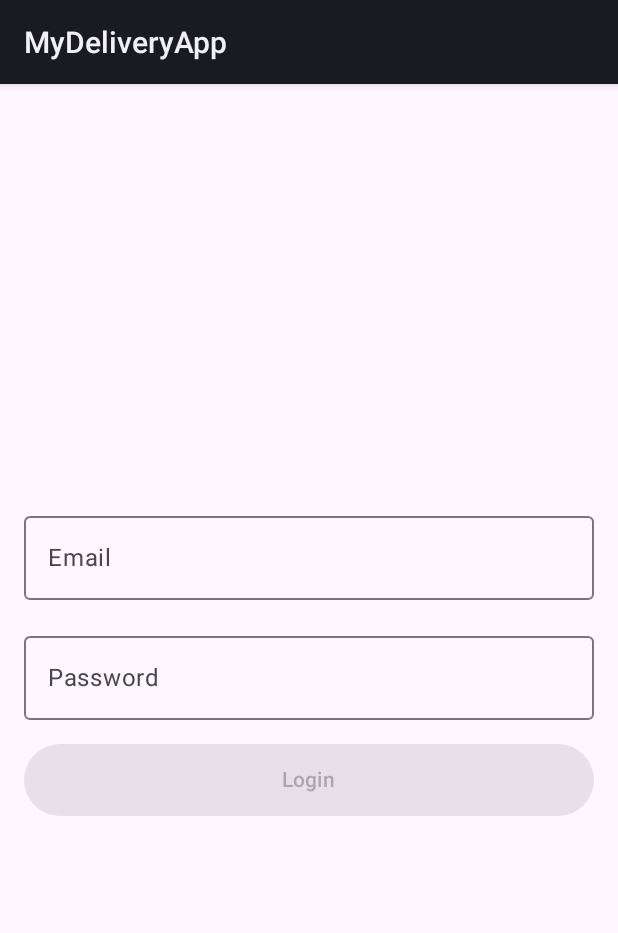
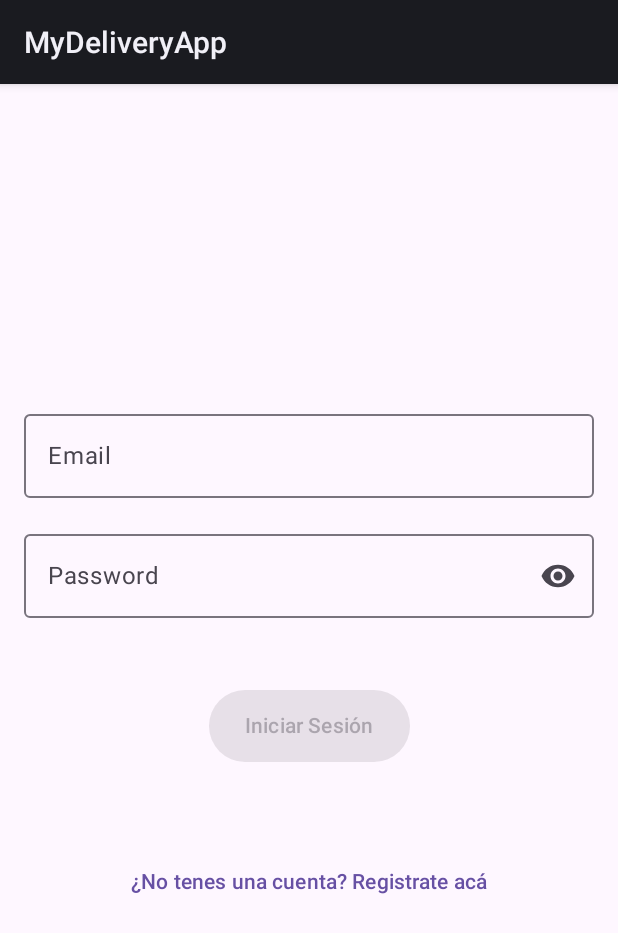
Before and after one commit to maiasauria/MyDeliveryApp, an Android app built with Jetpack Compose: the screen it shows after launch (MainActivity), on a phone screen of 412 x 824 dp. Shown: the top 933 px of the screen. Run offline under Robolectric (Android 15) with nearby library versions, the phone set to English and light mode, and no system bars; our stand-ins replace Dagger/Hilt's generated code.

Commit message:
Add password visibility toggle and error messages in login screen

```diff
--- a/app/build.gradle.kts
+++ b/app/build.gradle.kts
@@ -60,6 +60,7 @@ dependencies {
     implementation(libs.androidx.ui.graphics)
     implementation(libs.androidx.ui.tooling.preview)
     implementation(libs.androidx.material3)
+    implementation (libs.material.icons.extended)
 
     //Compose
     implementation(libs.androidx.lifecycle.viewmodel.compose)
--- a/app/src/main/java/com/mleon/mydeliveryapp/view/ui/views/LoginScreen.kt
+++ b/app/src/main/java/com/mleon/mydeliveryapp/view/ui/views/LoginScreen.kt
@@ -1,11 +1,15 @@
 package com.mleon.mydeliveryapp.view.ui.views
 
 import androidx.compose.foundation.layout.*
+import androidx.compose.material.icons.Icons
+import androidx.compose.material.icons.filled.Visibility
+import androidx.compose.material.icons.filled.VisibilityOff
 import androidx.compose.material3.*
 import androidx.compose.runtime.*
 import androidx.compose.ui.Alignment
 import androidx.compose.ui.Modifier
 import androidx.compose.ui.text.input.PasswordVisualTransformation
+import androidx.compose.ui.text.input.VisualTransformation
 import androidx.compose.ui.unit.dp
 import androidx.hilt.navigation.compose.hiltViewModel
 import androidx.navigation.NavHostController
@@ -14,8 +18,10 @@ import com.mleon.mydeliveryapp.view.viewmodel.LoginViewModel
 @Composable
 fun LoginScreen(
     navController: NavHostController,
-    loginViewModel: LoginViewModel = hiltViewModel()) {
+    loginViewModel: LoginViewModel = hiltViewModel()
+) {
     val uiState by loginViewModel.uiState.collectAsState()
+    var passwordVisible by remember { mutableStateOf(false) }
 
     Box(
         modifier = Modifier
@@ -33,13 +39,13 @@ fun LoginScreen(
             OutlinedTextField(
                 value = uiState.email,
                 onValueChange = { loginViewModel.onEmailChanged(it) },
-                label = { Text(text = "Email") },
+                label = { Text("Email") },
                 modifier = Modifier.fillMaxWidth(),
                 isError = !uiState.isEmailValid && uiState.email.isNotEmpty()
             )
             if (!uiState.isEmailValid && uiState.email.isNotEmpty()) {
                 Text(
-                    text = "Invalid email format",
+                    text = uiState.errorMessageEmail ?: "",
                     color = MaterialTheme.colorScheme.error,
                     style = MaterialTheme.typography.bodySmall
                 )
@@ -48,17 +54,25 @@ fun LoginScreen(
                 value = uiState.password,
                 onValueChange = { loginViewModel.onPasswordChanged(it) },
                 label = { Text(text = "Password") },
-                visualTransformation = PasswordVisualTransformation(),
+                visualTransformation = if (passwordVisible) VisualTransformation.None else PasswordVisualTransformation(),
                 modifier = Modifier.fillMaxWidth(),
-                isError = !uiState.isPasswordValid && uiState.password.isNotEmpty()
+                isError = !uiState.isPasswordValid && uiState.password.isNotEmpty(),
+                trailingIcon = {
+                    val image =
+                        if (passwordVisible) Icons.Filled.VisibilityOff else Icons.Filled.Visibility
+                    IconButton(onClick = { passwordVisible = !passwordVisible }) {
+                        Icon(imageVector = image, contentDescription = null)
+                    }
+                }
             )
             if (!uiState.isPasswordValid && uiState.password.isNotEmpty()) {
                 Text(
-                    text = "Password must be 8-12 characters",
+                    text = uiState.errorMessagePassword ?: "",
                     color = MaterialTheme.colorScheme.error,
                     style = MaterialTheme.typography.bodySmall
                 )
             }
+            Spacer(modifier = Modifier.height(16.dp))
             Button(
                 onClick = {
                     loginViewModel.onLoginClicked()
@@ -68,11 +82,20 @@ fun LoginScreen(
                 },
                 enabled = uiState.isFormValid,
                 modifier = Modifier
-                    .fillMaxWidth()
                     .height(48.dp)
             ) {
-                Text("Login")
+                Text("Iniciar Sesión")
             }
+            Spacer(modifier = Modifier.height(24.dp))
+            TextButton(
+                onClick = {
+                    navController.navigate("register")
+                },
+                modifier = Modifier.fillMaxWidth()
+            ) {
+                Text(text = "¿No tenes una cuenta? Registrate acá")
+            }
+
         }
     }
 }
--- a/app/src/main/java/com/mleon/mydeliveryapp/view/viewmodel/LoginState.kt
+++ b/app/src/main/java/com/mleon/mydeliveryapp/view/viewmodel/LoginState.kt
@@ -5,5 +5,7 @@ data class LoginUiState(
     val password: String = "",
     val isEmailValid: Boolean = false,
     val isPasswordValid: Boolean = false,
-    val isFormValid: Boolean = false
+    val isFormValid: Boolean = false,
+    val errorMessageEmail: String? = null,
+    val errorMessagePassword: String? = null
 )
--- a/gradle/libs.versions.toml
+++ b/gradle/libs.versions.toml
@@ -10,6 +10,7 @@ lifecycleRuntimeKtx = "2.9.0"
 activityCompose = "1.10.1"
 composeBom = "2024.09.00"
 material3 = "1.3.2"
+materialIconsExtended = "1.8.2"
 recyclerview = "1.3.2"
 retrofit = "2.9.0"
 material = "1.12.0"
@@ -33,6 +34,7 @@ androidx-core-ktx = { group = "androidx.core", name = "core-ktx", version.ref =
 androidx-lifecycle-livedata-ktx = { module = "androidx.lifecycle:lifecycle-livedata-ktx", version.ref = "lifecycleRuntimeKtx" }
 androidx-lifecycle-viewmodel-compose = { module = "androidx.lifecycle:lifecycle-viewmodel-compose", version.ref = "lifecycleRuntimeKtx" }
 androidx-lifecycle-viewmodel-ktx = { module = "androidx.lifecycle:lifecycle-viewmodel-ktx", version.ref = "lifecycleRuntimeKtx" }
+androidx-material-icons-extended = { module = "androidx.compose.material:material-icons-extended", version.ref = "materialIconsExtended" }
 androidx-recyclerview = { module = "androidx.recyclerview:recyclerview", version.ref = "recyclerview" }
 androidx-room-compiler = { module = "androidx.room:room-compiler", version.ref = "roomRuntime" }
 androidx-room-ktx = { module = "androidx.room:room-ktx", version.ref = "roomRuntime" }
@@ -53,6 +55,7 @@ androidx-ui-tooling-preview = { group = "androidx.compose.ui", name = "ui-toolin
 androidx-ui-test-manifest = { group = "androidx.compose.ui", name = "ui-test-manifest" }
 androidx-ui-test-junit4 = { group = "androidx.compose.ui", name = "ui-test-junit4" }
 androidx-material3 = { group = "androidx.compose.material3", name = "material3" }
+material-icons-extended = { module = "androidx.compose.material:material-icons-extended" }
 material3 = { module = "androidx.compose.material3:material3", version.ref = "material3" }
 retrofit = { module = "com.squareup.retrofit2:retrofit", version.ref = "retrofit" }
 androidx-hilt-navigation-compose = { module = "androidx.hilt:hilt-navigation-compose", version.ref = "hiltNavigationCompose" }
```
Also changed, not shown: app/src/main/java/com/mleon/mydeliveryapp/view/viewmodel/LoginViewModel.kt (+7 -6 lines).
